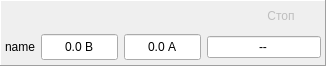
dostapazov/powermon_v4, file zrm/zrmchannelmimimal.ui: the form before one commit.
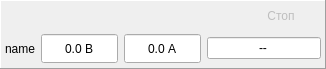
The form after the commit. Icons and pictures are not drawn. Custom widgets are drawn as their Qt base class.

The edit to the form file:
```diff
--- a/zrm/zrmchannelmimimal.ui
+++ b/zrm/zrmchannelmimimal.ui
@@ -7,7 +7,7 @@
     <x>0</x>
     <y>0</y>
     <width>326</width>
-    <height>66</height>
+    <height>69</height>
    </rect>
   </property>
   <property name="sizePolicy">
```
Left out of the diff: 2 changed lines with no effect on the pictures.
